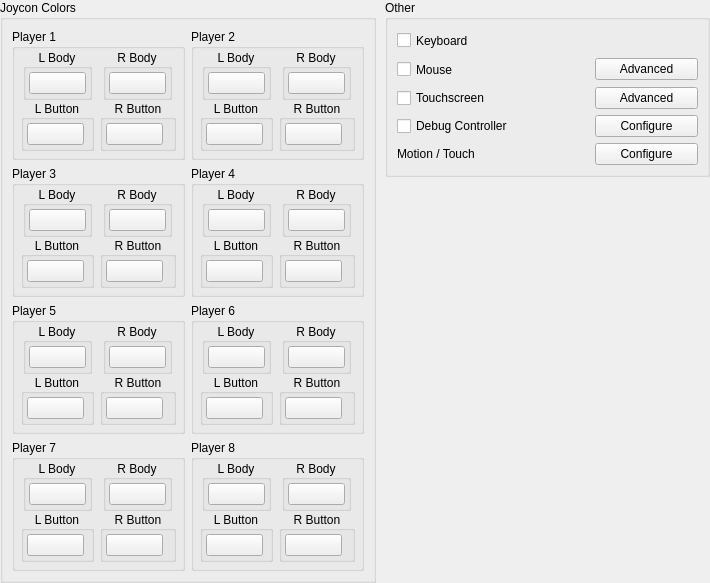
The window that src/yuzu/configuration/configure_input_advanced.ui (rorrim-rorrim/eden-alt) describes before a commit, drawn with Qt 5.
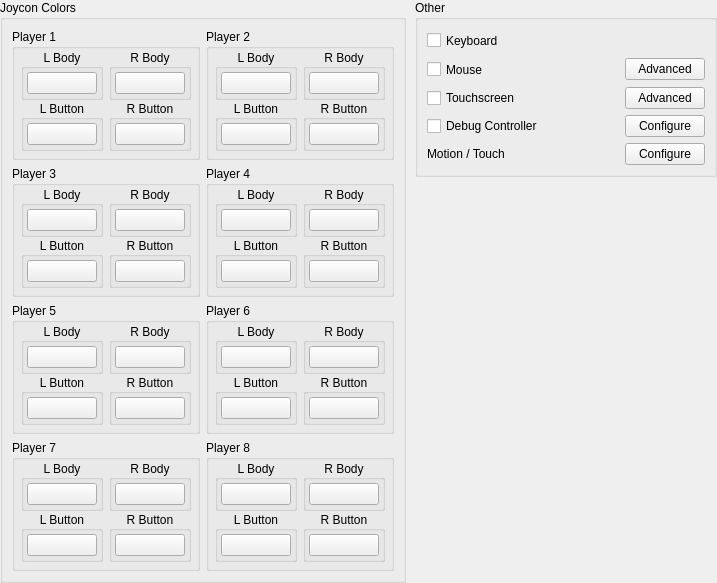
The same window after the commit.

What changed in the file:
```diff
--- a/src/yuzu/configuration/configure_input_advanced.ui
+++ b/src/yuzu/configuration/configure_input_advanced.ui
@@ -192,18 +192,18 @@
                              </property>
                              <property name="minimumSize">
                               <size>
-                               <width>57</width>
+                               <width>68</width>
                                <height>0</height>
                               </size>
                              </property>
                              <property name="maximumSize">
                               <size>
-                               <width>55</width>
+                               <width>68</width>
                                <height>16777215</height>
                               </size>
                              </property>
                              <property name="styleSheet">
-                              <string notr="true">min-width: 55px;</string>
+                              <string notr="true">min-width: 68px;</string>
                              </property>
                              <property name="text">
                               <string/>
@@ -247,18 +247,18 @@
                              </property>
                              <property name="minimumSize">
                               <size>
-                               <width>57</width>
+                               <width>68</width>
                                <height>0</height>
                               </size>
                              </property>
                              <property name="maximumSize">
                               <size>
-                               <width>55</width>
+                               <width>68</width>
                                <height>16777215</height>
                               </size>
                              </property>
                              <property name="styleSheet">
-                              <string notr="true">min-width: 55px;</string>
+                              <string notr="true">min-width: 68px;</string>
                              </property>
                              <property name="text">
                               <string/>
@@ -323,18 +323,18 @@
                              </property>
                              <property name="minimumSize">
                               <size>
-                               <width>57</width>
+                               <width>68</width>
                                <height>0</height>
                               </size>
                              </property>
                              <property name="maximumSize">
                               <size>
-                               <width>55</width>
+                               <width>68</width>
                                <height>16777215</height>
                               </size>
                              </property>
                              <property name="styleSheet">
-                              <string notr="true">min-width: 55px;</string>
+                              <string notr="true">min-width: 68px;</string>
                              </property>
                              <property name="text">
                               <string/>
@@ -378,18 +378,18 @@
                              </property>
                              <property name="minimumSize">
                               <size>
-                               <width>57</width>
+                               <width>68</width>
                                <height>0</height>
                               </size>
                              </property>
                              <property name="maximumSize">
                               <size>
-                               <width>55</width>
+                               <width>68</width>
                                <height>16777215</height>
                               </size>
                              </property>
                              <property name="styleSheet">
-                              <string notr="true">min-width: 55px;</string>
+                              <string notr="true">min-width: 68px;</string>
                              </property>
                              <property name="text">
                               <string/>
@@ -478,18 +478,18 @@
                              </property>
                              <property name="minimumSize">
                               <size>
-                               <width>57</width>
+                               <width>68</width>
                                <height>0</height>
                               </size>
                              </property>
                              <property name="maximumSize">
                               <size>
-                               <width>55</width>
+                               <width>68</width>
                                <height>16777215</height>
                               </size>
                              </property>
                              <property name="styleSheet">
-                              <string notr="true">min-width: 55px;</string>
+                              <string notr="true">min-width: 68px;</string>
                              </property>
                              <property name="text">
                               <string/>
@@ -533,18 +533,18 @@
                              </property>
                              <property name="minimumSize">
                               <size>
-                               <width>57</width>
+                               <width>68</width>
                                <height>0</height>
                               </size>
                              </property>
                              <property name="maximumSize">
                               <size>
-                               <width>55</width>
+                               <width>68</width>
                                <height>16777215</height>
                               </size>
                              </property>
                              <property name="styleSheet">
-                              <string notr="true">min-width: 55px;</string>
+                              <string notr="true">min-width: 68px;</string>
                              </property>
                              <property name="text">
                               <string/>
@@ -609,18 +609,18 @@
                              </property>
                              <property name="minimumSize">
                               <size>
-                               <width>57</width>
+                               <width>68</width>
                                <height>0</height>
                               </size>
                              </property>
                              <property name="maximumSize">
                               <size>
-                               <width>55</width>
+                               <width>68</width>
                                <height>16777215</height>
                               </size>
                              </property>
                              <property name="styleSheet">
-                              <string notr="true">min-width: 55px;</string>
+                              <string notr="true">min-width: 68px;</string>
                              </property>
                              <property name="text">
                               <string/>
@@ -664,18 +664,18 @@
                              </property>
                              <property name="minimumSize">
                               <size>
-                               <width>57</width>
+                               <width>68</width>
                                <height>0</height>
                               </size>
                              </property>
                              <property name="maximumSize">
                               <size>
-                               <width>55</width>
+                               <width>68</width>
                                <height>16777215</height>
                               </size>
                              </property>
                              <property name="styleSheet">
-                              <string notr="true">min-width: 55px;</string>
+                              <string notr="true">min-width: 68px;</string>
                              </property>
                              <property name="text">
                               <string/>
@@ -782,18 +782,18 @@
                              </property>
                              <property name="minimumSize">
                               <size>
-                               <width>57</width>
+                               <width>68</width>
                                <height>0</height>
                               </size>
                              </property>
                              <property name="maximumSize">
                               <size>
-                               <width>55</width>
+                               <width>68</width>
                                <height>16777215</height>
                               </size>
                              </property>
                              <property name="styleSheet">
-                              <string notr="true">min-width: 55px;</string>
+                              <string notr="true">min-width: 68px;</string>
                              </property>
                              <property name="text">
                               <string/>
@@ -837,18 +837,18 @@
                              </property>
                              <property name="minimumSize">
                               <size>
-                               <width>57</width>
+                               <width>68</width>
                                <height>0</height>
                               </size>
                              </property>
                              <property name="maximumSize">
                               <size>
-                               <width>55</width>
+                               <width>68</width>
                                <height>16777215</height>
                               </size>
                              </property>
                              <property name="styleSheet">
-                              <string notr="true">min-width: 55px;</string>
+                              <string notr="true">min-width: 68px;</string>
                              </property>
                              <property name="text">
                               <string/>
@@ -913,18 +913,18 @@
                              </property>
                              <property name="minimumSize">
                               <size>
-                               <width>57</width>
+                               <width>68</width>
                                <height>0</height>
                               </size>
                              </property>
                              <property name="maximumSize">
                               <size>
-                               <width>55</width>
+                               <width>68</width>
                                <height>16777215</height>
                               </size>
                              </property>
                              <property name="styleSheet">
-                              <string notr="true">min-width: 55px;</string>
+                              <string notr="true">min-width: 68px;</string>
                              </property>
                              <property name="text">
                               <string/>
@@ -968,18 +968,18 @@
                              </property>
                              <property name="minimumSize">
                               <size>
-                               <width>57</width>
+                               <width>68</width>
                                <height>0</height>
                               </size>
                              </property>
                              <property name="maximumSize">
                               <size>
-                               <width>55</width>
+                               <width>68</width>
                                <height>16777215</height>
                               </size>
                              </property>
                              <property name="styleSheet">
-                              <string notr="true">min-width: 55px;</string>
+                              <string notr="true">min-width: 68px;</string>
                              </property>
                              <property name="text">
                               <string/>
@@ -1068,18 +1068,18 @@
                              </property>
                              <property name="minimumSize">
                               <size>
-                               <width>57</width>
+                               <width>68</width>
                                <height>0</height>
                               </size>
                              </property>
                              <property name="maximumSize">
                               <size>
-                               <width>55</width>
+                               <width>68</width>
                                <height>16777215</height>
                               </size>
                              </property>
                              <property name="styleSheet">
-                              <string notr="true">min-width: 55px;</string>
+                              <string notr="true">min-width: 68px;</string>
                              </property>
                              <property name="text">
                               <string/>
@@ -1123,18 +1123,18 @@
                              </property>
                              <property name="minimumSize">
                               <size>
-                               <width>57</width>
+                               <width>68</width>
                                <height>0</height>
                               </size>
                              </property>
                              <property name="maximumSize">
                               <size>
-                               <width>55</width>
+                               <width>68</width>
                                <height>16777215</height>
                               </size>
                              </property>
                              <property name="styleSheet">
-                              <string notr="true">min-width: 55px;</string>
+                              <string notr="true">min-width: 68px;</string>
                              </property>
                              <property name="text">
                               <string/>
@@ -1199,18 +1199,18 @@
                              </property>
                              <property name="minimumSize">
                               <size>
-                               <width>57</width>
+                               <width>68</width>
                                <height>0</height>
                               </size>
                              </property>
                              <property name="maximumSize">
                               <size>
-                               <width>55</width>
+                               <width>68</width>
                                <height>16777215</height>
                               </size>
                              </property>
                              <property name="styleSheet">
-                              <string notr="true">min-width: 55px;</string>
+                              <string notr="true">min-width: 68px;</string>
                              </property>
                              <property name="text">
                               <string/>
@@ -1254,18 +1254,18 @@
                              </property>
                              <property name="minimumSize">
                               <size>
-                               <width>57</width>
+                               <width>68</width>
                                <height>0</height>
                               </size>
                              </property>
                              <property name="maximumSize">
                               <size>
-                               <width>55</width>
+                               <width>68</width>
                                <height>16777215</height>
                               </size>
                              </property>
                              <property name="styleSheet">
-                              <string notr="true">min-width: 55px;</string>
+                              <string notr="true">min-width: 68px;</string>
                              </property>
                              <property name="text">
                               <string/>
@@ -1393,18 +1393,18 @@
                              </property>
                              <property name="minimumSize">
                               <size>
-                               <width>57</width>
+                               <width>68</width>
                                <height>0</height>
                               </size>
                              </property>
                              <property name="maximumSize">
                               <size>
-                               <width>55</width>
+                               <width>68</width>
                                <height>16777215</height>
                               </size>
                              </property>
                              <property name="styleSheet">
-                              <string notr="true">min-width: 55px;</string>
+                              <string notr="true">min-width: 68px;</string>
                              </property>
                              <property name="text">
                               <string/>
@@ -1448,18 +1448,18 @@
                              </property>
                              <property name="minimumSize">
                               <size>
-                               <width>57</width>
+                               <width>68</width>
                                <height>0</height>
                               </size>
                              </property>
                              <property name="maximumSize">
                               <size>
-                               <width>55</width>
+                               <width>68</width>
                                <height>16777215</height>
                               </size>
                              </property>
                              <property name="styleSheet">
-                              <string notr="true">min-width: 55px;</string>
+                              <string notr="true">min-width: 68px;</string>
                              </property>
                              <property name="text">
                               <string/>
@@ -1524,18 +1524,18 @@
                              </property>
                              <property name="minimumSize">
                               <size>
-                               <width>57</width>
+                               <width>68</width>
                                <height>0</height>
                               </size>
                              </property>
                              <property name="maximumSize">
                               <size>
-                               <width>55</width>
+                               <width>68</width>
                                <height>16777215</height>
                               </size>
                              </property>
                              <property name="styleSheet">
-                              <string notr="true">min-width: 55px;</string>
+                              <string notr="true">min-width: 68px;</string>
                              </property>
                              <property name="text">
                               <string/>
@@ -1579,18 +1579,18 @@
                              </property>
                              <property name="minimumSize">
                               <size>
-                               <width>57</width>
+                               <width>68</width>
                                <height>0</height>
                               </size>
                              </property>
                              <property name="maximumSize">
                               <size>
-                               <width>55</width>
+                               <width>68</width>
                                <height>16777215</height>
                               </size>
                              </property>
                              <property name="styleSheet">
-                              <string notr="true">min-width: 55px;</string>
+                              <string notr="true">min-width: 68px;</string>
                              </property>
                              <property name="text">
                               <string/>
@@ -1679,18 +1679,18 @@
                              </property>
                              <property name="minimumSize">
                               <size>
-                               <width>57</width>
+                               <width>68</width>
                                <height>0</height>
                               </size>
                              </property>
                              <property name="maximumSize">
                               <size>
-                               <width>55</width>
+                               <width>68</width>
                                <height>16777215</height>
                               </size>
                              </property>
                              <property name="styleSheet">
-                              <string notr="true">min-width: 55px;</string>
+                              <string notr="true">min-width: 68px;</string>
                              </property>
                              <property name="text">
                               <string/>
@@ -1734,18 +1734,18 @@
                              </property>
                              <property name="minimumSize">
                               <size>
-                               <width>57</width>
+                               <width>68</width>
                                <height>0</height>
                               </size>
                              </property>
                              <property name="maximumSize">
                               <size>
-                               <width>55</width>
+                               <width>68</width>
                                <height>16777215</height>
                               </size>
                              </property>
                              <property name="styleSheet">
-                              <string notr="true">min-width: 55px;</string>
+                              <string notr="true">min-width: 68px;</string>
                              </property>
                              <property name="text">
                               <string/>
@@ -1810,18 +1810,18 @@
                              </property>
                              <property name="minimumSize">
                               <size>
-                               <width>57</width>
+                               <width>68</width>
                                <height>0</height>
                               </size>
                              </property>
                              <property name="maximumSize">
                               <size>
-                               <width>55</width>
+                               <width>68</width>
                                <height>16777215</height>
                               </size>
                              </property>
                              <property name="styleSheet">
-                              <string notr="true">min-width: 55px;</string>
+                              <string notr="true">min-width: 68px;</string>
                              </property>
                              <property name="text">
                               <string/>
@@ -1865,18 +1865,18 @@
                              </property>
                              <property name="minimumSize">
                               <size>
-                               <width>57</width>
+                               <width>68</width>
                                <height>0</height>
                               </size>
                              </property>
                              <property name="maximumSize">
                               <size>
-                               <width>55</width>
+                               <width>68</width>
                                <height>16777215</height>
                               </size>
                              </property>
                              <property name="styleSheet">
-                              <string notr="true">min-width: 55px;</string>
+                              <string notr="true">min-width: 68px;</string>
                              </property>
                              <property name="text">
                               <string/>
@@ -1983,18 +1983,18 @@
                              </property>
                              <property name="minimumSize">
                               <size>
-                               <width>57</width>
+                               <width>68</width>
                                <height>0</height>
                               </size>
                              </property>
                              <property name="maximumSize">
                               <size>
-                               <width>55</width>
+                               <width>68</width>
                                <height>16777215</height>
                               </size>
                              </property>
                              <property name="styleSheet">
-                              <string notr="true">min-width: 55px;</string>
+                              <string notr="true">min-width: 68px;</string>
                              </property>
                              <property name="text">
                               <string/>
@@ -2038,18 +2038,18 @@
                              </property>
                              <property name="minimumSize">
                               <size>
-                               <width>57</width>
+                               <width>68</width>
                                <height>0</height>
                               </size>
                              </property>
                              <property name="maximumSize">
                               <size>
-                               <width>55</width>
+                               <width>68</width>
                                <height>16777215</height>
                               </size>
                              </property>
                              <property name="styleSheet">
-                              <string notr="true">min-width: 55px;</string>
+                              <string notr="true">min-width: 68px;</string>
                              </property>
                              <property name="text">
                               <string/>
@@ -2114,18 +2114,18 @@
                              </property>
                              <property name="minimumSize">
                               <size>
-                               <width>57</width>
+                               <width>68</width>
                                <height>0</height>
                               </size>
                              </property>
                              <property name="maximumSize">
                               <size>
-                               <width>55</width>
+                               <width>68</width>
                                <height>16777215</height>
                               </size>
                              </property>
                              <property name="styleSheet">
-                              <string notr="true">min-width: 55px;</string>
+                              <string notr="true">min-width: 68px;</string>
                              </property>
                              <property name="text">
                               <string/>
@@ -2169,18 +2169,18 @@
                              </property>
                              <property name="minimumSize">
                               <size>
-                               <width>57</width>
+                               <width>68</width>
                                <height>0</height>
                               </size>
                              </property>
                              <property name="maximumSize">
                               <size>
-                               <width>55</width>
+                               <width>68</width>
                                <height>16777215</height>
                               </size>
                              </property>
                              <property name="styleSheet">
-                              <string notr="true">min-width: 55px;</string>
+                              <string notr="true">min-width: 68px;</string>
                              </property>
                              <property name="text">
                               <string/>
@@ -2269,18 +2269,18 @@
                              </property>
                              <property name="minimumSize">
                               <size>
-                               <width>57</width>
+                               <width>68</width>
                                <height>0</height>
                               </size>
                              </property>
                              <property name="maximumSize">
                               <size>
-                               <width>55</width>
+                               <width>68</width>
                                <height>16777215</height>
                               </size>
                              </property>
                              <property name="styleSheet">
-                              <string notr="true">min-width: 55px;</string>
+                              <string notr="true">min-width: 68px;</string>
                              </property>
                              <property name="text">
                               <string/>
@@ -2324,18 +2324,18 @@
                              </property>
                              <property name="minimumSize">
                               <size>
-                               <width>57</width>
+                               <width>68</width>
                                <height>0</height>
                               </size>
                              </property>
                              <property name="maximumSize">
                               <size>
-                               <width>55</width>
+                               <width>68</width>
                                <height>16777215</height>
                               </size>
                              </property>
                              <property name="styleSheet">
-                              <string notr="true">min-width: 55px;</string>
+                              <string notr="true">min-width: 68px;</string>
                              </property>
                              <property name="text">
                               <string/>
@@ -2400,18 +2400,18 @@
                              </property>
                              <property name="minimumSize">
                               <size>
-                               <width>57</width>
+                               <width>68</width>
                                <height>0</height>
                               </size>
                              </property>
                              <property name="maximumSize">
                               <size>
-                               <width>55</width>
+                               <width>68</width>
                                <height>16777215</height>
                               </size>
                              </property>
                              <property name="styleSheet">
-                              <string notr="true">min-width: 55px;</string>
+                              <string notr="true">min-width: 68px;</string>
                              </property>
                              <property name="text">
                               <string/>
@@ -2455,18 +2455,18 @@
                              </property>
                              <property name="minimumSize">
                               <size>
-                               <width>57</width>
+                               <width>68</width>
                                <height>0</height>
                               </size>
                              </property>
                              <property name="maximumSize">
                               <size>
-                               <width>55</width>
+                               <width>68</width>
                                <height>16777215</height>
                               </size>
                              </property>
                              <property name="styleSheet">
-                              <string notr="true">min-width: 55px;</string>
+                              <string notr="true">min-width: 68px;</string>
                              </property>
                              <property name="text">
                               <string/>
```
